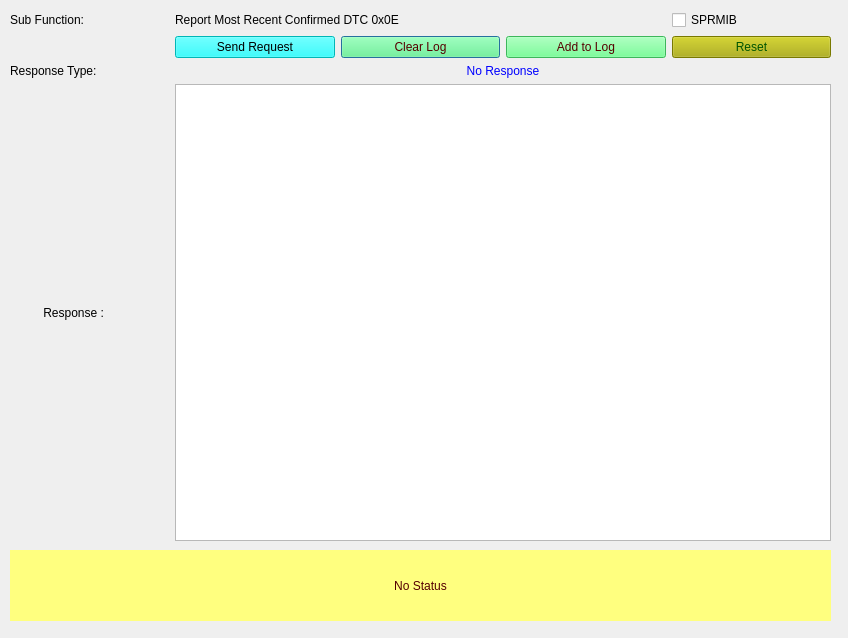
The window that SID_19_0E.ui (VicharaVandana/ProxiCan) describes before a commit, drawn with Qt 5.
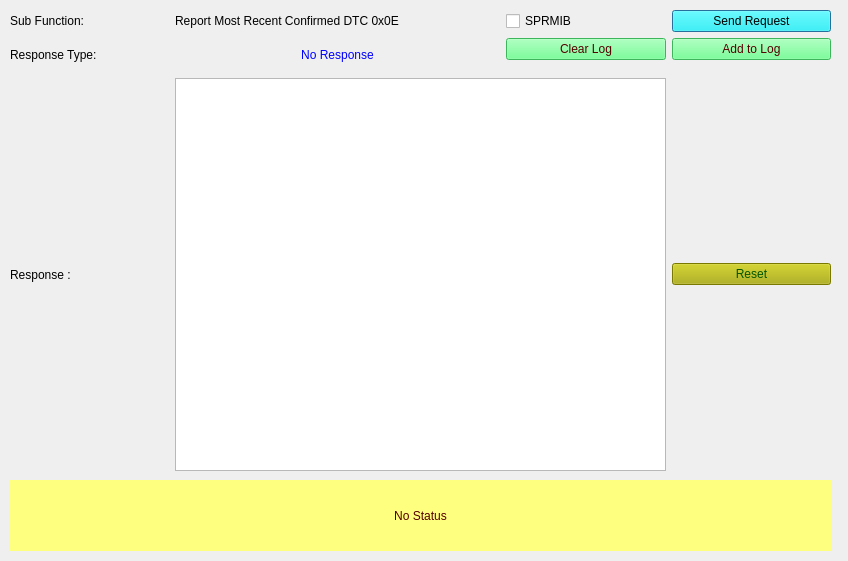
The same window after the commit.

What changed in the file:
```diff
--- a/SID_19_0E.ui
+++ b/SID_19_0E.ui
@@ -7,7 +7,7 @@
     <x>0</x>
     <y>0</y>
     <width>848</width>
-    <height>638</height>
+    <height>561</height>
    </rect>
   </property>
   <property name="windowTitle">
@@ -19,42 +19,28 @@
      <x>10</x>
      <y>10</y>
      <width>821</width>
-     <height>531</height>
+     <height>461</height>
     </rect>
    </property>
    <layout class="QGridLayout" name="gridLayout_2">
     <property name="sizeConstraint">
      <enum>QLayout::SetNoConstraint</enum>
     </property>
-    <item row="0" column="0">
-     <widget class="QLabel" name="label_subFunction">
+    <item row="0" column="1" colspan="2">
+     <widget class="QLabel" name="subFunction_Name">
       <property name="text">
-       <string>Sub Function:</string>
+       <string>Report Most Recent Confirmed DTC 0x0E</string>
       </property>
      </widget>
     </item>
-    <item row="5" column="0">
+    <item row="7" column="0">
      <widget class="QLabel" name="label_4">
       <property name="text">
-       <string>          Response : </string>
+       <string>Response : </string>
       </property>
      </widget>
     </item>
-    <item row="5" column="1" colspan="4">
-     <widget class="QTextBrowser" name="textBrowser_Resp"/>
-    </item>
-    <item row="1" column="2">
-     <widget class="QPushButton" name="pushButton_clearLog">
-      <property name="styleSheet">
-       <string notr="true">background-color: rgb(85, 255, 127);
-color: rgb(85, 0, 0);</string>
-      </property>
-      <property name="text">
-       <string>Clear Log</string>
-      </property>
-     </widget>
-    </item>
-    <item row="1" column="1">
+    <item row="0" column="4">
      <widget class="QPushButton" name="pushButton_Send19_0EReq">
       <property name="toolTip">
        <string>&lt;html&gt;&lt;head/&gt;&lt;body&gt;&lt;p&gt;Sends the 19 service subfunction 0E request to ECU&lt;/p&gt;&lt;/body&gt;&lt;/html&gt;</string>
@@ -69,54 +55,7 @@
       </property>
      </widget>
     </item>
-    <item row="1" column="4">
-     <widget class="QPushButton" name="pushButton_reset">
-      <property name="styleSheet">
-       <string notr="true">background-color: rgb(170, 170, 0);
-font: 75 8pt &quot;MS Shell Dlg 2&quot;;
-color: rgb(0, 85, 0);</string>
-      </property>
-      <property name="text">
-       <string>Reset</string>
-      </property>
-     </widget>
-    </item>
-    <item row="1" column="3">
-     <widget class="QPushButton" name="pushButton_appendLog">
-      <property name="styleSheet">
-       <string notr="true">background-color: rgb(85, 255, 127);
-color: rgb(85, 0, 0);</string>
-      </property>
-      <property name="text">
-       <string>Add to Log</string>
-      </property>
-     </widget>
-    </item>
-    <item row="0" column="4">
-     <widget class="QCheckBox" name="checkBox_suppressposmsg">
-      <property name="toolTip">
-       <string>If selected then Suppress Positive Response Message Indication bit will be set in Subfunction</string>
-      </property>
-      <property name="text">
-       <string>SPRMIB</string>
-      </property>
-     </widget>
-    </item>
-    <item row="0" column="1" colspan="3">
-     <widget class="QLabel" name="subFunction_Name">
-      <property name="text">
-       <string>Report Most Recent Confirmed DTC 0x0E</string>
-      </property>
-     </widget>
-    </item>
-    <item row="2" column="0" rowspan="3">
-     <widget class="QLabel" name="label_5">
-      <property name="text">
-       <string>Response Type: </string>
-      </property>
-     </widget>
-    </item>
-    <item row="2" column="1" rowspan="3" colspan="4">
+    <item row="4" column="1" rowspan="3" colspan="2">
      <widget class="QLabel" name="label_ResType">
       <property name="autoFillBackground">
        <bool>false</bool>
@@ -132,13 +71,74 @@
       </property>
      </widget>
     </item>
+    <item row="0" column="3">
+     <widget class="QCheckBox" name="checkBox_suppressposmsg">
+      <property name="toolTip">
+       <string>If selected then Suppress Positive Response Message Indication bit will be set in Subfunction</string>
+      </property>
+      <property name="text">
+       <string>SPRMIB</string>
+      </property>
+     </widget>
+    </item>
+    <item row="4" column="0" rowspan="3">
+     <widget class="QLabel" name="label_5">
+      <property name="text">
+       <string>Response Type: </string>
+      </property>
+     </widget>
+    </item>
+    <item row="0" column="0">
+     <widget class="QLabel" name="label_subFunction">
+      <property name="text">
+       <string>Sub Function:</string>
+      </property>
+     </widget>
+    </item>
+    <item row="4" column="4">
+     <widget class="QPushButton" name="pushButton_appendLog">
+      <property name="styleSheet">
+       <string notr="true">background-color: rgb(85, 255, 127);
+color: rgb(85, 0, 0);</string>
+      </property>
+      <property name="text">
+       <string>Add to Log</string>
+      </property>
+     </widget>
+    </item>
+    <item row="4" column="3">
+     <widget class="QPushButton" name="pushButton_clearLog">
+      <property name="styleSheet">
+       <string notr="true">background-color: rgb(85, 255, 127);
+color: rgb(85, 0, 0);</string>
+      </property>
+      <property name="text">
+       <string>Clear Log</string>
+      </property>
+     </widget>
+    </item>
+    <item row="7" column="1" colspan="3">
+     <widget class="QTextBrowser" name="textBrowser_Resp"/>
+    </item>
+    <item row="7" column="4">
+     <widget class="QPushButton" name="pushButton_reset">
+      <property name="styleSheet">
+       <string notr="true">background-color: rgb(170, 170, 0);
+font: 75 8pt &quot;MS Shell Dlg 2&quot;;
+color: rgb(0, 85, 0);</string>
+      </property>
+      <property name="text">
+       <string>Reset</string>
+      </property>
+     </widget>
+    </item>
    </layout>
   </widget>
   <widget class="QLabel" name="label_status">
    <property name="geometry">
     <rect>
      <x>10</x>
-     <y>550</y>
+     <y>480</y>
      <width>821</width>
      <height>71</height>
     </rect>
```
